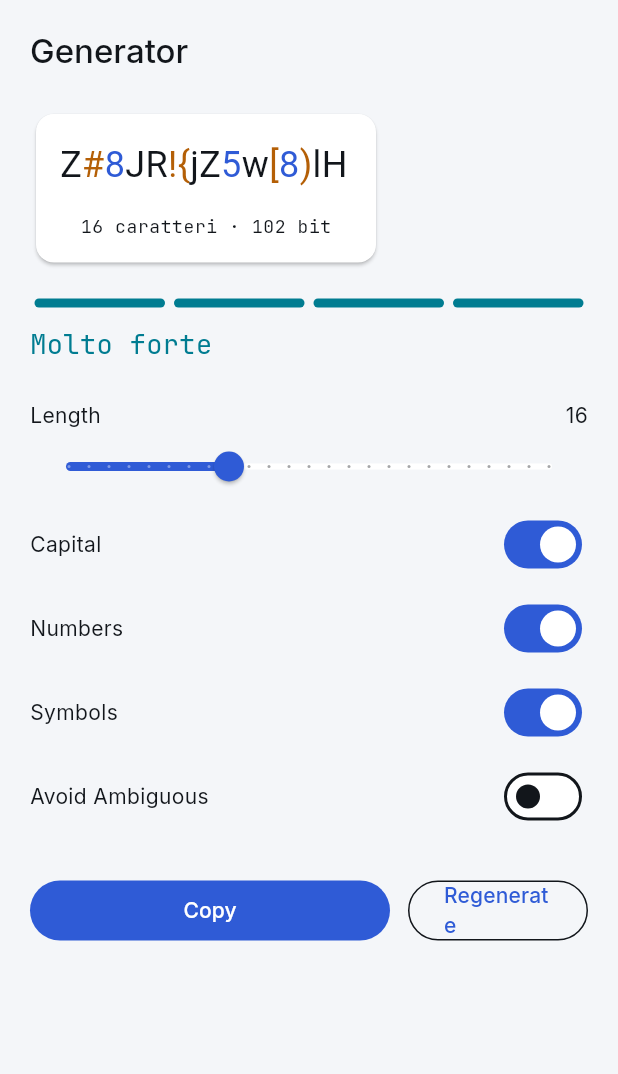
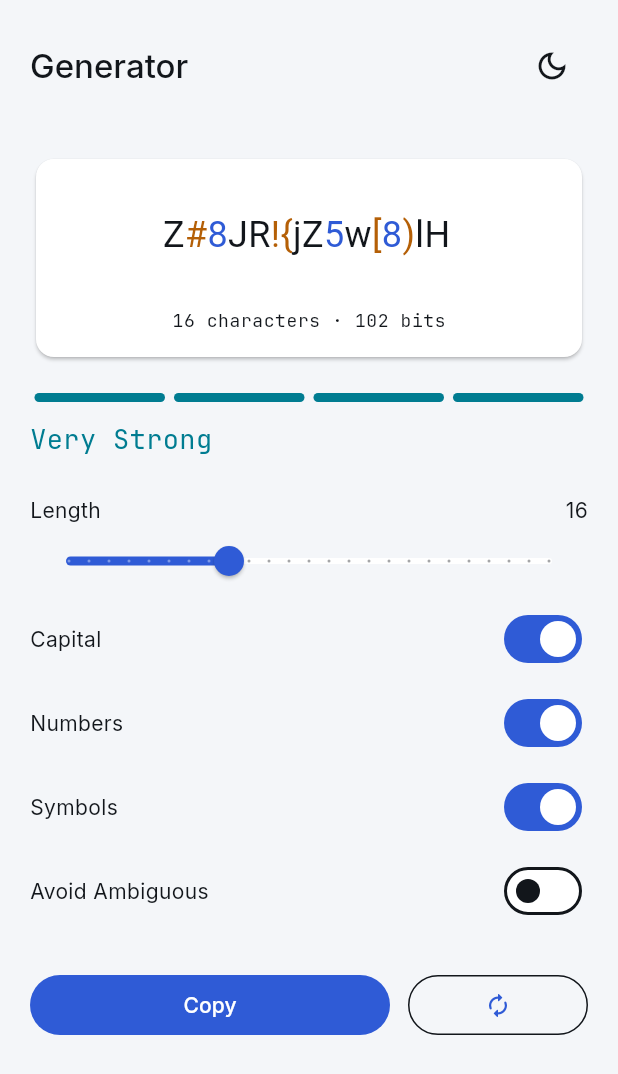
Before and after one commit to edoardosartori/pw-generator-app, a Flutter app: the screen it shows after launch, on a phone screen of 412 x 824 dp. Shown: the top 1074 px of the screen. Run offline on Flutter 3.47's test engine with Material 3 defaults, Android fonts, the phone set to English and light mode, and no system bars; our stand-ins replace shared_preferences.

Commit message:
working version

```diff
--- a/lib/features/password_generator/domain/password_strength.dart
+++ b/lib/features/password_generator/domain/password_strength.dart
@@ -9,16 +9,16 @@ extension PasswordStrengthX on PasswordStrength {
   String get label {
     switch (this) {
       case PasswordStrength.weak:
-        return 'Debole';
+        return 'Weak';
 
       case PasswordStrength.fair:
-        return 'Discreta';
+        return 'Good';
 
       case PasswordStrength.strong:
-        return 'Forte';
+        return 'Strong';
 
       case PasswordStrength.veryStrong:
-        return 'Molto forte';
+        return 'Very Strong';
     }
   }
 
--- a/lib/features/password_generator/presentation/pages/password_generator_page.dart
+++ b/lib/features/password_generator/presentation/pages/password_generator_page.dart
@@ -6,21 +6,33 @@ import '../widgets/password_card.dart';
 import '../widgets/strength_meter.dart';
 
 class PasswordGeneratorPage extends StatefulWidget {
+  final VoidCallback onToggleTheme;
+  final bool isDarkMode;
+
   const PasswordGeneratorPage({
     super.key,
+    required this.onToggleTheme,
+    required this.isDarkMode,
   });
 
   @override
-  State<PasswordGeneratorPage> createState() => _PasswordGeneratorPageState();
+  State createState() => _PasswordGeneratorPageState();
 }
 
 class _PasswordGeneratorPageState extends State<PasswordGeneratorPage> {
   late final PasswordController controller;
+  double _refreshTurns = 0;
+  void _animateRefresh() {
+    setState(() {
+      _refreshTurns += 1;
+    });
+
+    controller.regenerate();
+  }
 
   @override
   void initState() {
     super.initState();
-
     controller = PasswordController();
   }
 
@@ -28,55 +40,47 @@ class _PasswordGeneratorPageState extends State<PasswordGeneratorPage> {
   Widget build(BuildContext context) {
     return ValueListenableBuilder(
       valueListenable: controller,
-      builder: (
-        context,
-        state,
-        _,
-      ) {
+      builder: (context, state, _) {
         final options = state.options;
-
         return Scaffold(
           body: SafeArea(
             child: SingleChildScrollView(
-              padding: const EdgeInsets.all(
-                20,
-              ),
+              padding: const EdgeInsets.all(20),
               child: Column(
                 crossAxisAlignment: CrossAxisAlignment.start,
                 children: [
-                  Text(
-                    'Generator',
-                    style: Theme.of(
-                      context,
-                    ).textTheme.titleLarge,
+                  Row(
+                    children: [
+                      Expanded(
+                        child: Text(
+                          'Generator',
+                          style: Theme.of(context).textTheme.titleLarge,
+                        ),
+                      ),
+                      IconButton(
+                        tooltip: 'Toggle theme',
+                        onPressed: widget.onToggleTheme,
+                        icon: Icon(
+                          widget.isDarkMode
+                              ? Icons.light_mode_outlined
+                              : Icons.dark_mode_outlined,
+                        ),
+                      ),
+                    ],
                   ),
-                  const SizedBox(
-                    height: 24,
-                  ),
+                  const SizedBox(height: 34),
                   PasswordCard(
                     password: state.result.password,
                     length: options.length,
                     entropy: state.result.entropy,
                   ),
-                  const SizedBox(
-                    height: 20,
-                  ),
-                  StrengthMeter(
-                    strength: state.result.strength,
-                  ),
-                  const SizedBox(
-                    height: 24,
-                  ),
+                  const SizedBox(height: 20),
+                  StrengthMeter(strength: state.result.strength),
+                  const SizedBox(height: 24),
                   Row(
                     children: [
-                      const Expanded(
-                        child: Text(
-                          'Length',
-                        ),
-                      ),
-                      Text(
-                        options.length.toString(),
-                      ),
+                      const Expanded(child: Text('Length')),
+                      Text(options.length.toString()),
                     ],
                   ),
                   Slider(
@@ -84,71 +88,49 @@ class _PasswordGeneratorPageState extends State<PasswordGeneratorPage> {
                     max: 32,
                     divisions: 24,
                     value: options.length.toDouble(),
-                    onChanged: (
-                      v,
-                    ) {
+                    onChanged: (v) {
                       controller.updateOptions(
-                        options.copyWith(
-                          length: v.round(),
-                        ),
+                        options.copyWith(length: v.round()),
                       );
                     },
                   ),
                   OptionSwitchTile(
                     title: 'Capital',
                     value: options.uppercase,
-                    onChanged: (
-                      value,
-                    ) {
+                    onChanged: (value) {
                       controller.updateOptions(
-                        options.copyWith(
-                          uppercase: value,
-                        ),
+                        options.copyWith(uppercase: value),
                       );
                     },
                   ),
                   OptionSwitchTile(
                     title: 'Numbers',
                     value: options.numbers,
-                    onChanged: (
-                      value,
-                    ) {
+                    onChanged: (value) {
                       controller.updateOptions(
-                        options.copyWith(
-                          numbers: value,
-                        ),
+                        options.copyWith(numbers: value),
                       );
                     },
                   ),
                   OptionSwitchTile(
                     title: 'Symbols',
                     value: options.symbols,
-                    onChanged: (
-                      value,
-                    ) {
+                    onChanged: (value) {
                       controller.updateOptions(
-                        options.copyWith(
-                          symbols: value,
-                        ),
+                        options.copyWith(symbols: value),
                       );
                     },
                   ),
                   OptionSwitchTile(
                     title: 'Avoid Ambiguous',
                     value: options.avoidAmbiguous,
-                    onChanged: (
-                      value,
-                    ) {
+                    onChanged: (value) {
                       controller.updateOptions(
-                        options.copyWith(
-                          avoidAmbiguous: value,
-                        ),
+                        options.copyWith(avoidAmbiguous: value),
                       );
                     },
                   ),
-                  const SizedBox(
-                    height: 24,
-                  ),
+                  const SizedBox(height: 24),
                   Row(
                     children: [
                       Expanded(
@@ -160,35 +142,27 @@ class _PasswordGeneratorPageState extends State<PasswordGeneratorPage> {
                             if (!context.mounted) {
                               return;
                             }
-
-                            ScaffoldMessenger.of(
-                              context,
-                            ).showSnackBar(
-                              const SnackBar(
-                                content: Text(
-                                  'Password copied',
-                                ),
-                              ),
+                            ScaffoldMessenger.of(context).showSnackBar(
+                              const SnackBar(content: Text('Password copied')),
                             );
                           },
-                          child: Text(
-                            state.copied ? 'Copied' : 'Copy',
-                          ),
+                          child: Text(state.copied ? 'Copied' : 'Copy'),
                         ),
                       ),
-                      const SizedBox(
-                        width: 12,
-                      ),
+                      const SizedBox(width: 12),
                       Expanded(
                         child: OutlinedButton(
-                          onPressed: controller.regenerate,
-                          child: const Text(
-                            'Regenerate',
+                          onPressed: _animateRefresh,
+                          child: AnimatedRotation(
+                            turns: _refreshTurns,
+                            duration: const Duration(milliseconds: 220),
+                            curve: Curves.easeOutCubic,
+                            child: const Icon(Icons.autorenew_rounded),
                           ),
                         ),
                       ),
                     ],
-                  )
+                  ),
                 ],
               ),
             ),
@@ -201,6 +175,7 @@ class _PasswordGeneratorPageState extends State<PasswordGeneratorPage> {
   @override
   void dispose() {
     controller.dispose();
+
     super.dispose();
   }
 }
--- a/lib/features/password_generator/presentation/widgets/password_card.dart
+++ b/lib/features/password_generator/presentation/widgets/password_card.dart
@@ -15,19 +15,23 @@ class PasswordCard extends StatelessWidget {
 
   @override
   Widget build(BuildContext context) {
-    final ext =
-        Theme.of(context)
-            .extension<FusionThemeExtension>()!;
+    final ext = Theme.of(context).extension<FusionThemeExtension>();
+
+    if (ext == null) {
+      return const SizedBox.shrink();
+    }
 
     return Semantics(
-      label:
-          'Password generata. $length caratteri. ${entropy.round()} bit',
+      label: 'Password created. $length characters, ${entropy.round()} bits',
       child: Card(
         child: Padding(
           padding: const EdgeInsets.all(16),
           child: Column(
             children: [
-              SelectableText.rich(
+              SizedBox(
+                height: 68,
+                child: Center(
+                  child: SelectableText.rich(
                     TextSpan(
                       children: password
                           .split('')
@@ -35,8 +39,7 @@ class PasswordCard extends StatelessWidget {
                             (c) => TextSpan(
                               text: c,
                               style: TextStyle(
-                            color:
-                                _charColor(
+                                color: _charColor(
                                   c,
                                   ext,
                                 ),
@@ -45,27 +48,23 @@ class PasswordCard extends StatelessWidget {
                           )
                           .toList(),
                     ),
+                    textAlign: TextAlign.center,
                     style: const TextStyle(
-                  fontFamily:
-                      'JetBrains Mono',
+                      fontFamily: 'JetBrains Mono',
                       fontSize: 24,
+                      height: 1.2,
                     ),
                   ),
-
+                ),
+              ),
               const SizedBox(
                 height: 16,
               ),
-
               Text(
-                '$length caratteri · '
-                '${entropy.round()} bit',
-                style:
-                    Theme.of(context)
-                        .textTheme
-                        .bodySmall
-                        ?.copyWith(
-                          fontFamily:
-                              'JetBrains Mono',
+                '$length characters · '
+                '${entropy.round()} bits',
+                style: Theme.of(context).textTheme.bodySmall?.copyWith(
+                      fontFamily: 'JetBrains Mono',
                     ),
               )
             ],
@@ -79,11 +78,9 @@ class PasswordCard extends StatelessWidget {
     String char,
     FusionThemeExtension ext,
   ) {
-    final digit =
-        RegExp(r'\d');
+    final digit = RegExp(r'\d');
 
-    final letter =
-        RegExp(r'[a-zA-Z]');
+    final letter = RegExp(r'[a-zA-Z]');
 
     if (digit.hasMatch(char)) {
       return ext.passwordDigit;
--- a/lib/main.dart
+++ b/lib/main.dart
@@ -1,35 +1,109 @@
+import 'dart:async';
+
 import 'package:flutter/material.dart';
+import 'package:shared_preferences/shared_preferences.dart';
+
 import 'core/theme/fusion_tokens.dart';
 import 'core/theme/fusion_theme.dart';
 import 'core/theme/token_loader.dart';
 import 'features/password_generator/presentation/pages/password_generator_page.dart';
 
-Future<void> main() async {
+Future main() async {
   WidgetsFlutterBinding.ensureInitialized();
 
   final tokens = await TokenLoader.load();
+  final preferences = await SharedPreferences.getInstance();
+  final savedThemeMode = preferences.getString(_themeModePreferenceKey);
+  final initialThemeMode = switch (savedThemeMode) {
+    'light' => ThemeMode.light,
+    'dark' => ThemeMode.dark,
+    _ => ThemeMode.system,
+  };
 
   runApp(
-    MyApp(tokens: tokens),
+    MyApp(
+      tokens: tokens,
+      preferences: preferences,
+      initialThemeMode: initialThemeMode,
+    ),
   );
 }
 
-class MyApp extends StatelessWidget {
+const _themeModePreferenceKey = 'theme_mode';
+
+class MyApp extends StatefulWidget {
   final FusionTokens tokens;
+  final SharedPreferences preferences;
+  final ThemeMode initialThemeMode;
 
   const MyApp({
     super.key,
     required this.tokens,
+    required this.preferences,
+    required this.initialThemeMode,
   });
 
   @override
+  State<MyApp> createState() => _MyAppState();
+}
+
+class _MyAppState extends State<MyApp> {
+  late ThemeMode _themeMode;
+
+  @override
+  void initState() {
+    super.initState();
+    _themeMode = widget.initialThemeMode;
+  }
+
+  void _toggleTheme() {
+    final platformBrightness =
+        WidgetsBinding.instance.platformDispatcher.platformBrightness;
+    final isDark = _themeMode == ThemeMode.dark ||
+        (_themeMode == ThemeMode.system &&
+            platformBrightness == Brightness.dark);
+    final nextMode = isDark ? ThemeMode.light : ThemeMode.dark;
+
+    setState(() {
+      _themeMode = nextMode;
+    });
+
+    unawaited(_saveThemeMode(nextMode));
+  }
+
+  Future<void> _saveThemeMode(ThemeMode mode) async {
+    final saved = await widget.preferences.setString(
+      _themeModePreferenceKey,
+      mode.name,
+    );
+
+    if (!saved) {
+      FlutterError.reportError(
+        FlutterErrorDetails(
+          exception: StateError('Could not save the selected theme mode.'),
+          library: 'password generator',
+        ),
+      );
+    }
+  }
+
+  @override
   Widget build(BuildContext context) {
+    final platformBrightness =
+        WidgetsBinding.instance.platformDispatcher.platformBrightness;
+    final isDark = _themeMode == ThemeMode.dark ||
+        (_themeMode == ThemeMode.system &&
+            platformBrightness == Brightness.dark);
+
     return MaterialApp(
       debugShowCheckedModeBanner: false,
-      theme: FusionTheme.light(tokens),
-      darkTheme: FusionTheme.dark(tokens),
-      themeMode: ThemeMode.system,
-      home: const PasswordGeneratorPage(),
+      theme: FusionTheme.light(widget.tokens),
+      darkTheme: FusionTheme.dark(widget.tokens),
+      themeMode: _themeMode,
+      home: PasswordGeneratorPage(
+        onToggleTheme: _toggleTheme,
+        isDarkMode: isDark,
+      ),
     );
   }
 }
--- a/pubspec.yaml
+++ b/pubspec.yaml
@@ -15,6 +15,7 @@ dependencies:
 
   flutter_localizations:
     sdk: flutter
+  shared_preferences: ^2.5.5
 
 dev_dependencies:
   flutter_test:
```
Also changed, not shown: pubspec.lock. Lines whose indentation alone changed are shown as unchanged.
